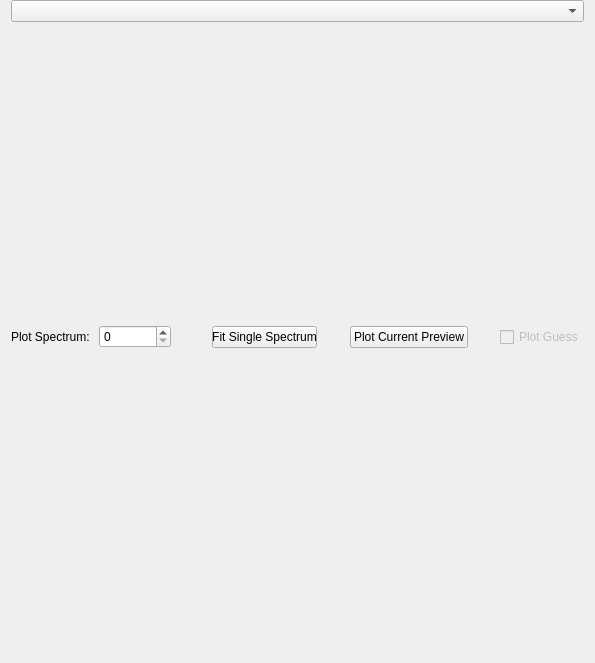
Above: qt/scientific_interfaces/Indirect/IndirectFitPreviewPlot.ui from mantidproject/mantid before the change. Below: the same form after it.
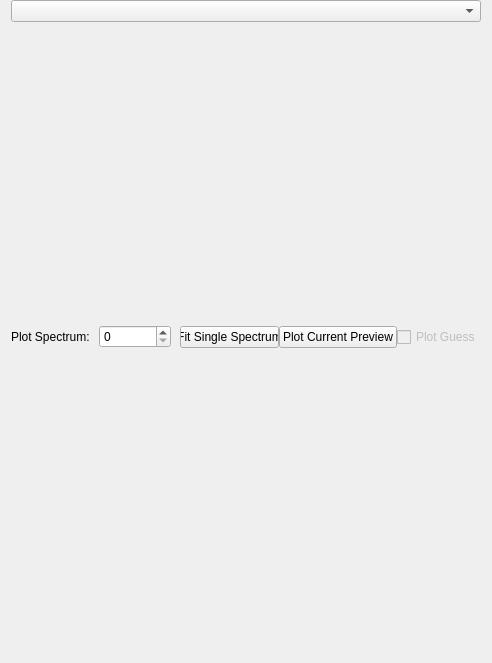
That is the form after the change.

Commit message: Increase Indirect Data Analysis base size

Patch:
```diff
--- a/qt/scientific_interfaces/Indirect/IndirectFitPreviewPlot.ui
+++ b/qt/scientific_interfaces/Indirect/IndirectFitPreviewPlot.ui
@@ -6,10 +6,22 @@
    <rect>
     <x>0</x>
     <y>0</y>
-    <width>595</width>
+    <width>445</width>
     <height>663</height>
    </rect>
   </property>
+  <property name="sizePolicy">
+   <sizepolicy hsizetype="Expanding" vsizetype="Expanding">
+    <horstretch>0</horstretch>
+    <verstretch>0</verstretch>
+   </sizepolicy>
+  </property>
+  <property name="minimumSize">
+   <size>
+    <width>0</width>
+    <height>0</height>
+   </size>
+  </property>
   <property name="windowTitle">
    <string>Form</string>
   </property>
```
The commit also changes 4 other files.
